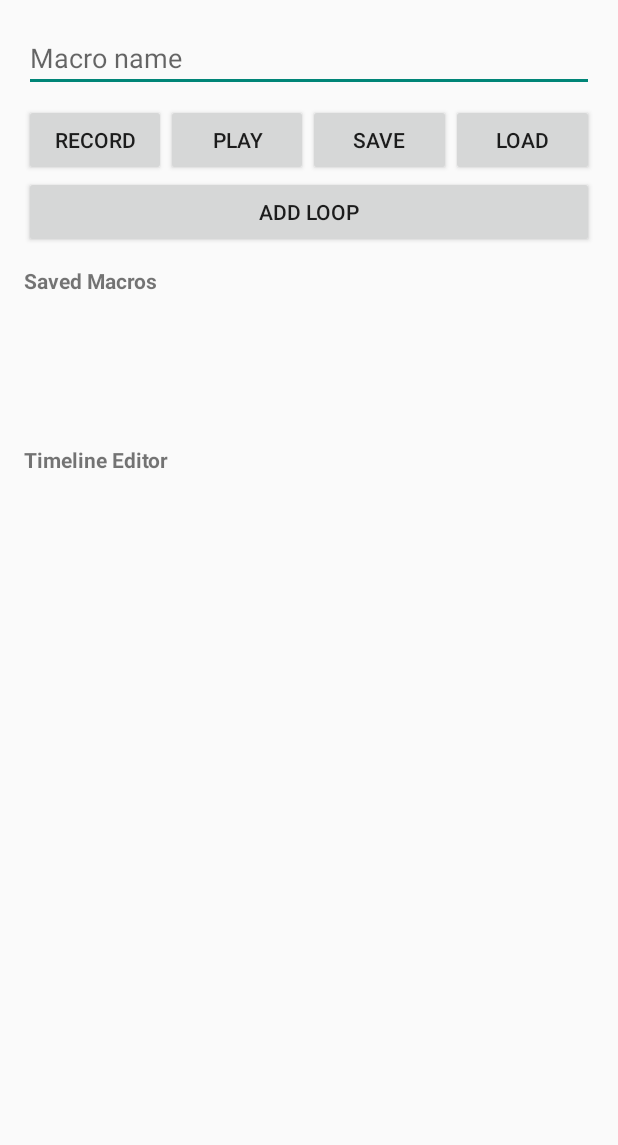
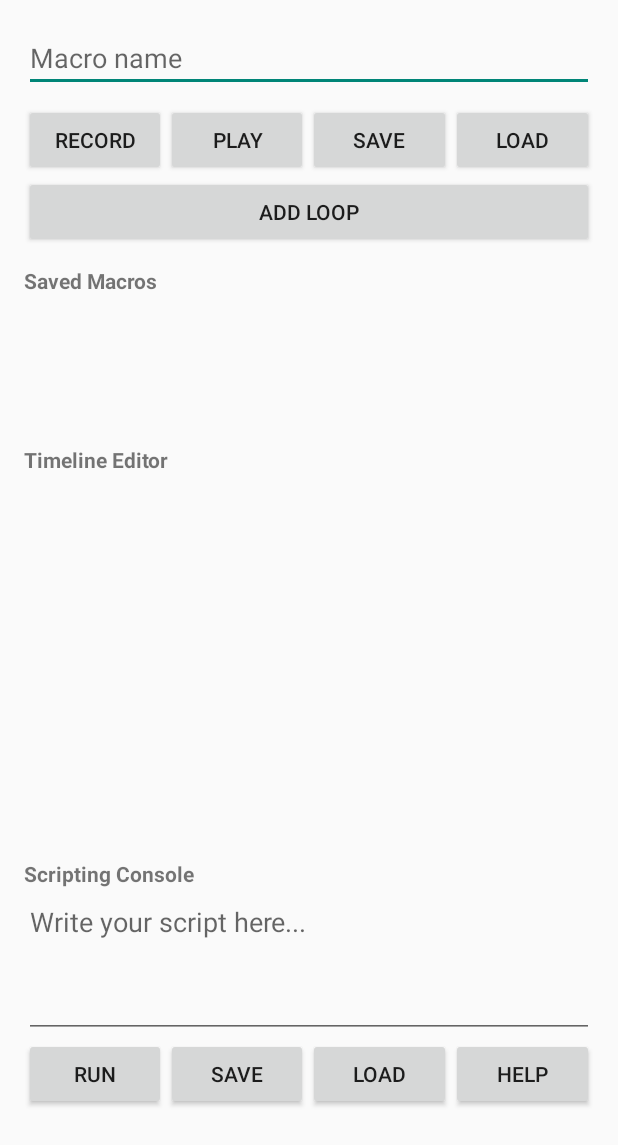
Before and after one commit to PrimordiaGod/CLICKAI, an Android app: the screen it shows after launch (MainActivity), on a phone screen of 412 x 824 dp. Shown: the top 1145 px of the screen. Run offline under Robolectric (Android 15) with nearby library versions, the phone set to English and light mode, and no system bars; libraries missing offline, so code that uses them is left out: kotlin.script.experimental.

Commit message:
Add scripting console with script save, load, and run functionality
Co-authored-by: wanidspopegab42530i <wanidspopegab42530i@cmp8.org>

```diff
--- a/app/build.gradle
+++ b/app/build.gradle
@@ -31,4 +31,7 @@ dependencies {
     implementation 'org.jetbrains.kotlin:kotlin-stdlib:1.9.0'
     implementation 'org.jetbrains.kotlinx:kotlinx-coroutines-android:1.7.3'
     implementation 'com.google.code.gson:gson:2.10.1'
+    implementation 'org.jetbrains.kotlin:kotlin-scripting-jvm-host:1.9.0'
+    implementation 'org.jetbrains.kotlin:kotlin-scripting-common:1.9.0'
+    implementation 'org.jetbrains.kotlin:kotlin-scripting-jvm:1.9.0'
 }
--- a/app/src/main/java/com/clickai/macroapp/MainActivity.kt
+++ b/app/src/main/java/com/clickai/macroapp/MainActivity.kt
@@ -16,6 +16,7 @@ import android.widget.LinearLayout
 import android.widget.TextView
 import androidx.core.view.ViewCompat
 import androidx.core.view.ViewPropertyAnimatorListenerAdapter
+import com.clickai.macroapp.scripting.*
 
 class MainActivity : AppCompatActivity() {
     private val recorder = MacroRecorder()
@@ -25,6 +26,10 @@ class MainActivity : AppCompatActivity() {
     private lateinit var adapter: ArrayAdapter<String>
     private lateinit var timelineAdapter: TimelineAdapter
     private var currentMacroName: String = ""
+    private lateinit var scriptList: ListView
+    private lateinit var scriptAdapter: ArrayAdapter<String>
+    private lateinit var editScript: EditText
+    private lateinit var scriptingEngine: ScriptingEngine
 
     override fun onCreate(savedInstanceState: Bundle?) {
         super.onCreate(savedInstanceState)
@@ -36,6 +41,39 @@ class MainActivity : AppCompatActivity() {
         macroList.adapter = adapter
         timelineAdapter = TimelineAdapter(this, recorder)
         timelineList.adapter = timelineAdapter
+
+        scriptingEngine = ScriptingEngine(player ?: MacroPlayer(MacroAccessibilityService()), recorder)
+        scriptList = findViewById(R.id.scriptList)
+        scriptAdapter = ArrayAdapter(this, android.R.layout.simple_list_item_1, ScriptStorage.listScripts(this))
+        scriptList.adapter = scriptAdapter
+        editScript = findViewById(R.id.editScript)
+        findViewById<Button>(R.id.btnRunScript).setOnClickListener {
+            scriptingEngine.runScript(editScript.text.toString()) {
+                Toast.makeText(this, "Script finished", Toast.LENGTH_SHORT).show()
+            }
+        }
+        findViewById<Button>(R.id.btnSaveScript).setOnClickListener {
+            val name = findViewById<EditText>(R.id.editMacroName).text.toString()
+            if (name.isNotBlank()) {
+                ScriptStorage.saveScript(this, name, editScript.text.toString())
+                refreshScriptList()
+                Toast.makeText(this, "Script saved", Toast.LENGTH_SHORT).show()
+            }
+        }
+        findViewById<Button>(R.id.btnLoadScript).setOnClickListener {
+            val name = findViewById<EditText>(R.id.editMacroName).text.toString()
+            if (name.isNotBlank()) {
+                editScript.setText(ScriptStorage.loadScript(this, name))
+                Toast.makeText(this, "Script loaded", Toast.LENGTH_SHORT).show()
+            }
+        }
+        findViewById<Button>(R.id.btnScriptHelp).setOnClickListener {
+            showScriptHelpDialog()
+        }
+        scriptList.setOnItemClickListener { _, _, position, _ ->
+            val scriptName = scriptAdapter.getItem(position) ?: return@setOnItemClickListener
+            findViewById<EditText>(R.id.editMacroName).setText(scriptName)
+        }
 
         findViewById<Button>(R.id.btnRecord).setOnClickListener {
             recorder.clear()
@@ -95,6 +133,12 @@ class MainActivity : AppCompatActivity() {
 
     private fun refreshTimeline() {
         timelineAdapter.notifyDataSetChanged()
+    }
+
+    private fun refreshScriptList() {
+        scriptAdapter.clear()
+        scriptAdapter.addAll(ScriptStorage.listScripts(this))
+        scriptAdapter.notifyDataSetChanged()
     }
 
     // --- Timeline Editing ---
@@ -186,6 +230,14 @@ class MainActivity : AppCompatActivity() {
         builder.setNegativeButton("Cancel", null)
         builder.show()
     }
+
+    private fun showScriptHelpDialog() {
+        AlertDialog.Builder(this)
+            .setTitle("Scripting API Help")
+            .setMessage("""Available APIs:\n- tap(x, y)\n- swipe(x1, y1, x2, y2, duration)\n- wait(ms)\n- loop(startIndex, endIndex, count)\n""")
+            .setPositiveButton("OK", null)
+            .show()
+    }
 }
 
 class TimelineAdapter(private val context: Context, private val recorder: MacroRecorder) : BaseAdapter() {
--- /dev/null
+++ b/app/src/main/java/com/clickai/macroapp/scripting/ScriptStorage.kt
@@ -0,0 +1,20 @@
+package com.clickai.macroapp.scripting
+
+import android.content.Context
+import java.io.File
+
+object ScriptStorage {
+    fun saveScript(context: Context, name: String, code: String) {
+        val file = File(context.filesDir, "$name.script.kts")
+        file.writeText(code)
+    }
+
+    fun loadScript(context: Context, name: String): String {
+        val file = File(context.filesDir, "$name.script.kts")
+        return if (file.exists()) file.readText() else ""
+    }
+
+    fun listScripts(context: Context): List<String> {
+        return context.filesDir.listFiles()?.filter { it.name.endsWith(".script.kts") }?.map { it.name.removeSuffix(".script.kts") } ?: emptyList()
+    }
+}
--- a/app/src/main/res/layout/activity_main.xml
+++ b/app/src/main/res/layout/activity_main.xml
@@ -68,4 +68,53 @@
         android:layout_height="0dp"
         android:layout_weight="1" />
 
+    <TextView
+        android:layout_width="wrap_content"
+        android:layout_height="wrap_content"
+        android:text="Scripting Console"
+        android:textStyle="bold"
+        android:layout_marginTop="12dp" />
+    <EditText
+        android:id="@+id/editScript"
+        android:layout_width="match_parent"
+        android:layout_height="100dp"
+        android:hint="Write your script here..."
+        android:gravity="top|start"
+        android:inputType="textMultiLine"
+        android:scrollbars="vertical" />
+    <LinearLayout
+        android:layout_width="match_parent"
+        android:layout_height="wrap_content"
+        android:orientation="horizontal">
+        <Button
+            android:id="@+id/btnRunScript"
+            android:layout_width="0dp"
+            android:layout_height="wrap_content"
+            android:layout_weight="1"
+            android:text="Run" />
+        <Button
+            android:id="@+id/btnSaveScript"
+            android:layout_width="0dp"
+            android:layout_height="wrap_content"
+            android:layout_weight="1"
+            android:text="Save" />
+        <Button
+            android:id="@+id/btnLoadScript"
+            android:layout_width="0dp"
+            android:layout_height="wrap_content"
+            android:layout_weight="1"
+            android:text="Load" />
+        <Button
+            android:id="@+id/btnScriptHelp"
+            android:layout_width="0dp"
+            android:layout_height="wrap_content"
+            android:layout_weight="1"
+            android:text="Help" />
+    </LinearLayout>
+    <ListView
+        android:id="@+id/scriptList"
+        android:layout_width="match_parent"
+        android:layout_height="60dp"
+        android:layout_marginBottom="8dp" />
+
 </LinearLayout>
```
Also changed, not shown: app/src/main/java/com/clickai/macroapp/scripting/ScriptingEngine.kt (added, +38 -0 lines).
